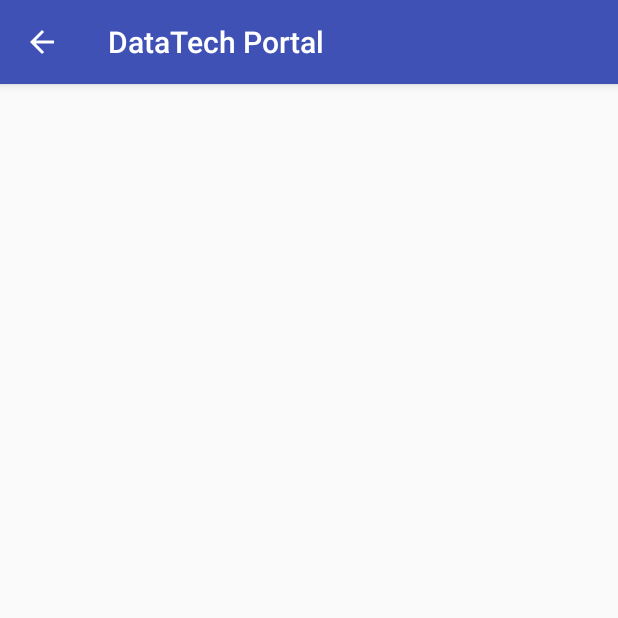
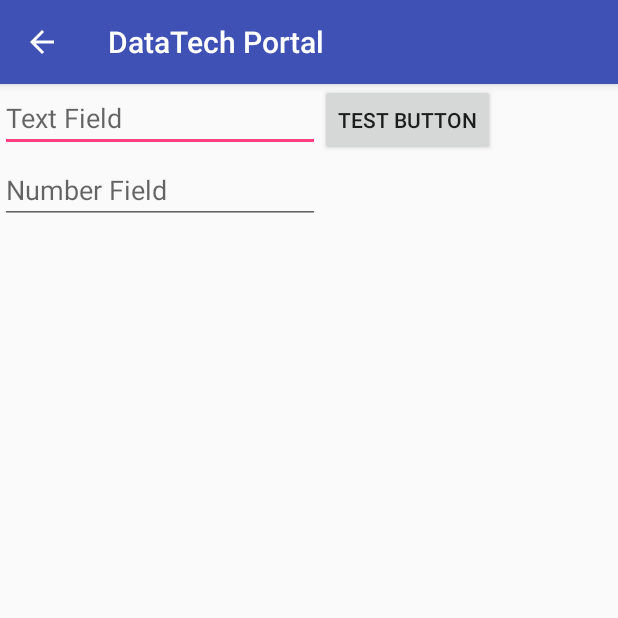
Before and after one commit to nedatatech/nedt-portal-android, an Android app: the InventoryActivity screen opened directly, with no data from a screen before it, on a phone screen of 412 x 824 dp, the top half of it. Run offline under Robolectric (Android 15) with nearby library versions, the phone set to English and light mode, and no system bars.

Commit message:
4th commit. Basic test UI set up for inventory database but no code to control what to do with the input yet.

```diff
--- a/app/src/main/res/layout/activity_inventory.xml
+++ b/app/src/main/res/layout/activity_inventory.xml
@@ -5,6 +5,46 @@
     xmlns:tools="http://schemas.android.com/tools"
     android:layout_width="match_parent"
     android:layout_height="match_parent"
-    tools:context="com.nedatatech.datatechportal.InventoryActivity">
+    tools:context="com.nedatatech.datatechportal.InventoryActivity"
+    tools:layout_editor_absoluteY="81dp"
+    tools:layout_editor_absoluteX="0dp">
 
+  <GridLayout
+      android:layout_width="match_parent"
+      android:layout_height="match_parent"
+      app:layout_constraintBottom_toBottomOf="parent"
+      app:layout_constraintLeft_toLeftOf="parent"
+      app:layout_constraintRight_toRightOf="parent"
+      app:layout_constraintTop_toTopOf="parent"
+      >
+
+    <Button
+        android:id="@+id/invTestButton"
+        android:layout_width="wrap_content"
+        android:layout_height="wrap_content"
+        android:layout_column="1"
+        android:layout_row="0"
+        android:text="@string/button_test"/>
+
+    <EditText
+        android:id="@+id/invEditText"
+        android:layout_width="wrap_content"
+        android:layout_height="wrap_content"
+        android:layout_column="0"
+        android:layout_row="0"
+        android:ems="10"
+        android:hint="@string/input_text"
+        android:inputType="text"/>
+
+    <EditText
+        android:id="@+id/invEditFloat"
+        android:layout_width="wrap_content"
+        android:layout_height="wrap_content"
+        android:layout_column="0"
+        android:layout_row="1"
+        android:ems="10"
+        android:hint="@string/input_float"
+        android:inputType="number"
+        />
+  </GridLayout>
 </android.support.constraint.ConstraintLayout>
--- a/app/src/main/res/values/strings.xml
+++ b/app/src/main/res/values/strings.xml
@@ -4,4 +4,7 @@
   <string name="string_jobData">Job Database</string>
   <string name="string_invData">Inventory Database</string>
   <string name="string_companyPro">Company Profile</string>
+  <string name="button_test">Test Button</string>
+  <string name="input_text">Text Field</string>
+  <string name="input_float">Number Field</string>
 </resources>
```
